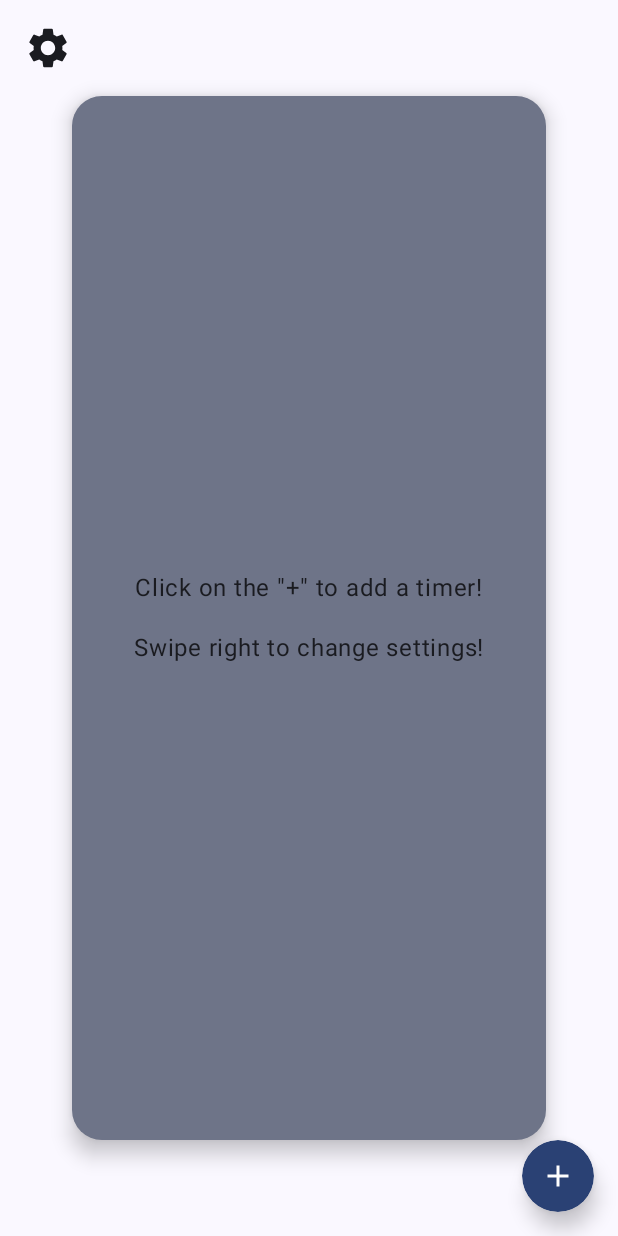
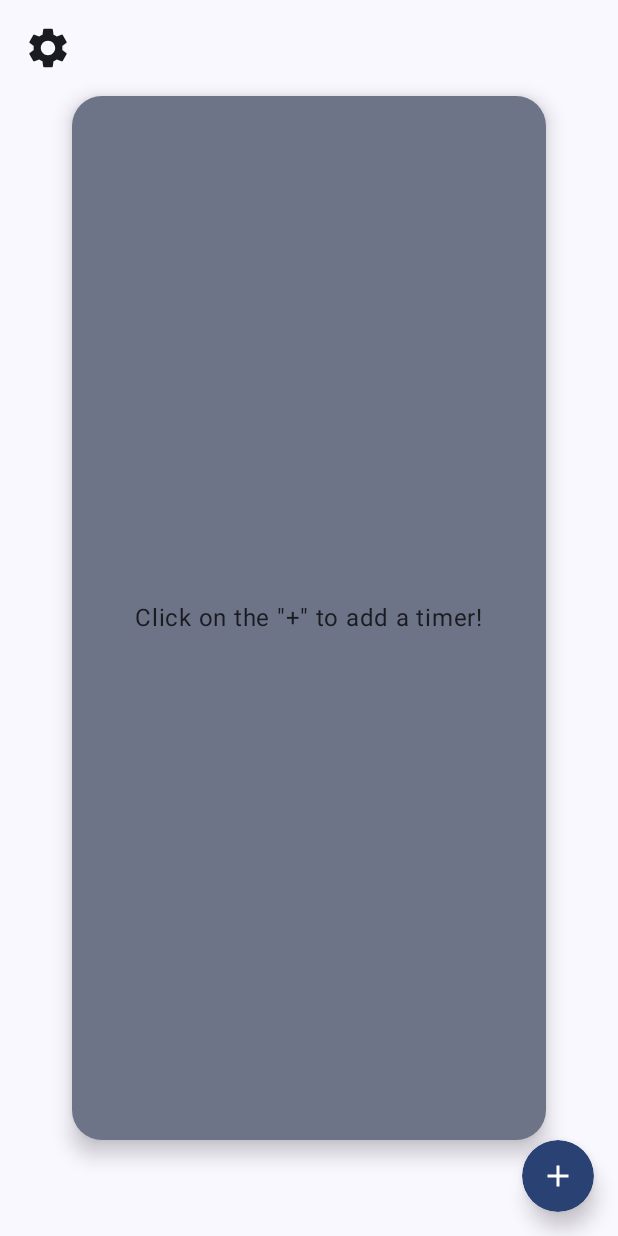
Before and after one commit to thebrianwong/protivity, an Android app built with Jetpack Compose: the home screen opened through its navigation route, on a phone screen of 412 x 824 dp. Run offline under Robolectric (Android 15) with nearby library versions, the phone set to English and light mode, and no system bars; libraries missing offline, so code that uses them is left out: com.apollographql.apollo3.

Commit message:
Remove initial instructions on accessing the now-removed settings drawer

```diff
--- a/app/src/main/java/com/thebrianwong/protivity/views/Home.kt
+++ b/app/src/main/java/com/thebrianwong/protivity/views/Home.kt
@@ -96,8 +96,6 @@ fun Home(
                 } else {
                     Column(horizontalAlignment = Alignment.CenterHorizontally) {
                         Text(text = "Click on the \"+\" to add a timer!")
-                        Spacer(modifier = Modifier.height(16.dp))
-                        Text(text = "Swipe right to change settings!")
                     }
                 }
             }
@@ -121,8 +119,6 @@ fun Home(
                 } else {
                     Column(horizontalAlignment = Alignment.CenterHorizontally) {
                         Text(text = "Click on the \"+\" to add a timer!")
-                        Spacer(modifier = Modifier.height(16.dp))
-                        Text(text = "Swipe right to change settings!")
                     }
                 }
             }
```
